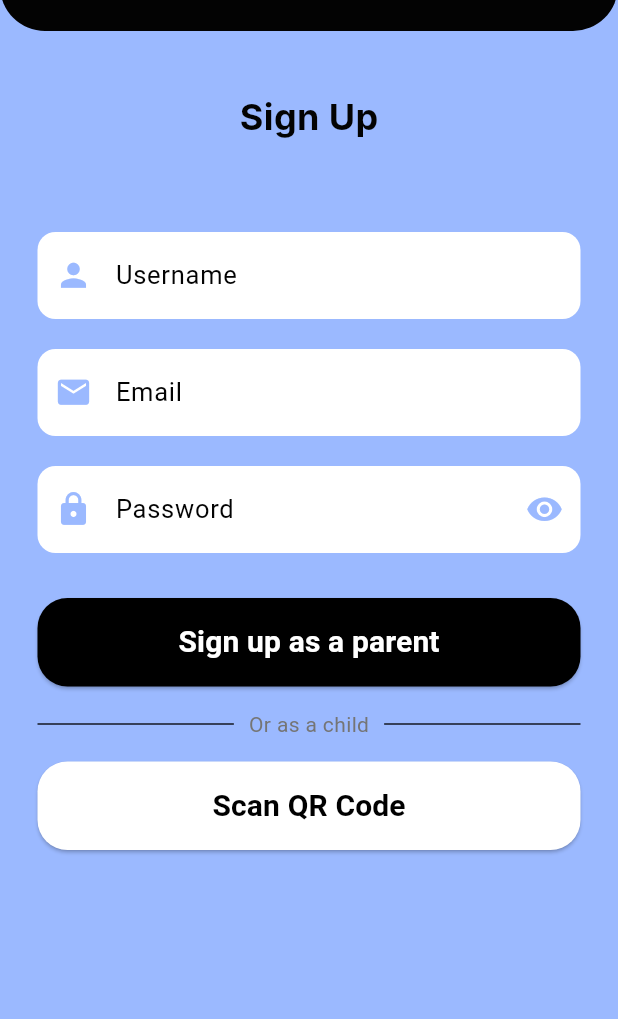
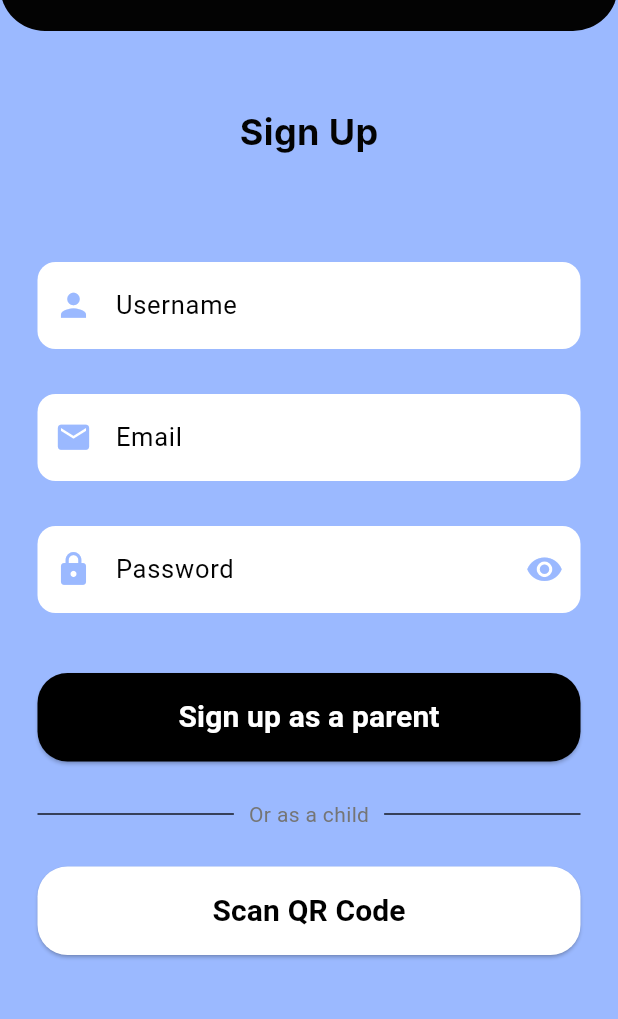
Before and after one commit to malak-0/Audoria, a Flutter app: the screen it shows after launch, on a phone screen of 412 x 824 dp, the part 89-1108 px from its top. Run offline on Flutter 3.47's test engine with Material 3 defaults, Android fonts, the phone set to English and light mode, and no system bars; our stand-ins replace curved_navigation_bar; missing offline and left inert: mobile_scanner; Roboto replaces fonts that are missing (Inter, inter).

```diff
--- a/lib/main.dart
+++ b/lib/main.dart
@@ -1,4 +1,5 @@
 import 'package:audoria/custom_widgets/custom_appbar.dart';
+import 'package:audoria/screens/scan_qr_code_screen.dart';
 import 'package:flutter/material.dart';
 import 'package:audoria/screens/login_screen.dart';
 
--- a/lib/screens/login_screen.dart
+++ b/lib/screens/login_screen.dart
@@ -16,25 +16,25 @@ class LoginScreen extends StatelessWidget {
         padding: const EdgeInsets.symmetric(horizontal: 25),
         child: Column(
           children: [
-            SizedBox(height: 40),
+            SizedBox(height: 50),
             CustomText.username("Sign Up"),
             Form(
               child: Column(
                 children: [
-                  SizedBox(height: 60),
+                  SizedBox(height: 70),
                   CustomTextField(
                     controller: usernameController,
                     hintText: "Username",
                     icon: Icons.person,
                   ),
-                  SizedBox(height: 20),
+                  SizedBox(height: 30),
 
                   CustomTextField(
                     controller: emailController,
                     hintText: "Email",
                     icon: Icons.email,
                   ),
-                  SizedBox(height: 20),
+                  SizedBox(height: 30),
 
                   CustomTextField(
                     controller: passwordController,
@@ -45,7 +45,7 @@ class LoginScreen extends StatelessWidget {
                 ],
               ),
             ),
-            SizedBox(height: 30),
+            SizedBox(height: 40),
 
             CustomButton(
               destinationPage: Placeholder(),
@@ -54,7 +54,7 @@ class LoginScreen extends StatelessWidget {
               color: Colors.black.value,
               textColor: Colors.white.value,
             ),
-            SizedBox(height: 15),
+            SizedBox(height: 25),
             Row(
               children: [
                 Expanded(child: Divider(color: Colors.black87)),
@@ -68,7 +68,7 @@ class LoginScreen extends StatelessWidget {
                 Expanded(child: Divider(color: Colors.black87)),
               ],
             ),
-            SizedBox(height: 15),
+            SizedBox(height: 25),
             CustomButton(
               destinationPage: Placeholder(),
               text: "Scan QR Code",
```
Also changed, not shown: lib/screens/scan_qr_code_screen.dart (added, +43 -0 lines), pubspec.yaml (+5 -11 lines), pubspec.lock, 1 other file.
